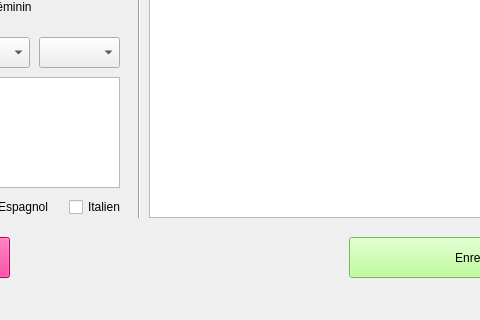
The window that QtDesigner/tp2/interface.ui (eyad4education/bac) describes before a commit, drawn with Qt 5; both pictures show x 211 to 691 and y 113 to 433 of the 1016 by 433 pixel window.
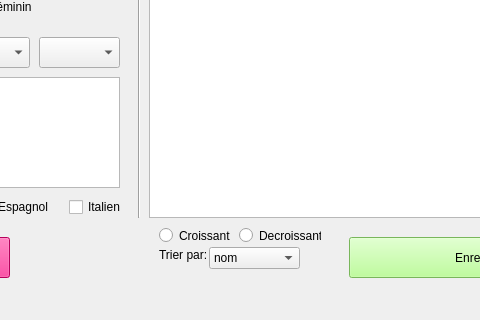
The same window after the commit. Icons and pictures are not drawn.

```diff
--- a/QtDesigner/tp2/interface.ui
+++ b/QtDesigner/tp2/interface.ui
@@ -496,6 +496,85 @@
     </size>
    </property>
   </widget>
+  <widget class="QLabel" name="label_7">
+   <property name="geometry">
+    <rect>
+     <x>370</x>
+     <y>360</y>
+     <width>51</width>
+     <height>16</height>
+    </rect>
+   </property>
+   <property name="text">
+    <string>Trier par:</string>
+   </property>
+  </widget>
+  <widget class="QComboBox" name="cmbTri">
+   <property name="geometry">
+    <rect>
+     <x>420</x>
+     <y>360</y>
+     <width>91</width>
+     <height>22</height>
+    </rect>
+   </property>
+   <item>
+    <property name="text">
+     <string>nom</string>
+    </property>
+   </item>
+   <item>
+    <property name="text">
+     <string>prenom</string>
+    </property>
+   </item>
+   <item>
+    <property name="text">
+     <string>sexe</string>
+    </property>
+   </item>
+   <item>
+    <property name="text">
+     <string>date</string>
+    </property>
+   </item>
+   <item>
+    <property name="text">
+     <string>niv</string>
+    </property>
+   </item>
+   <item>
+    <property name="text">
+     <string>option</string>
+    </property>
+   </item>
+  </widget>
+  <widget class="QRadioButton" name="rdoCroi">
+   <property name="geometry">
+    <rect>
+     <x>370</x>
+     <y>340</y>
+     <width>82</width>
+     <height>17</height>
+    </rect>
+   </property>
+   <property name="text">
+    <string>Croissant</string>
+   </property>
+  </widget>
+  <widget class="QRadioButton" name="rdoDecroi">
+   <property name="geometry">
+    <rect>
+     <x>450</x>
+     <y>340</y>
+     <width>82</width>
+     <height>17</height>
+    </rect>
+   </property>
+   <property name="text">
+    <string>Decroissant</string>
+   </property>
+  </widget>
  </widget>
  <resources/>
  <connections/>
```
